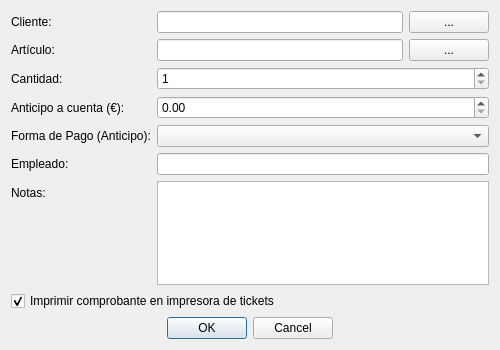
The window that encargosdialog.ui (Ladis72/tienda) describes before a commit, drawn with Qt 5.
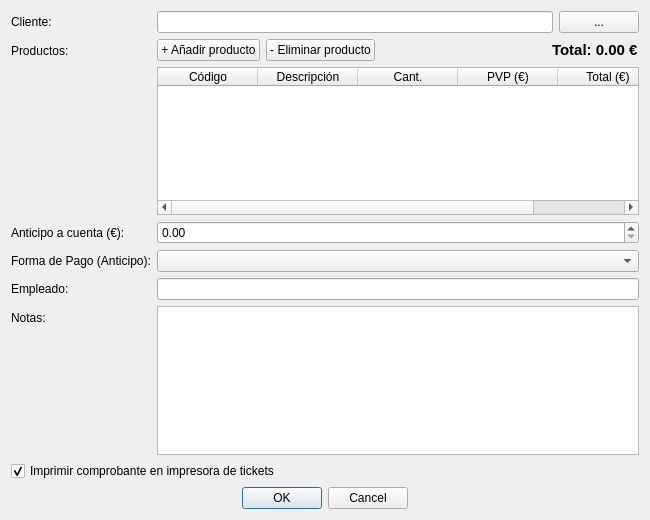
The same window after the commit.

What changed in the file:
```diff
--- a/encargosdialog.ui
+++ b/encargosdialog.ui
@@ -6,8 +6,8 @@
    <rect>
     <x>0</x>
     <y>0</y>
-    <width>500</width>
-    <height>350</height>
+    <width>650</width>
+    <height>520</height>
    </rect>
   </property>
   <property name="windowTitle">
@@ -35,73 +35,104 @@
     </layout>
    </item>
    <item row="1" column="0">
-    <widget class="QLabel" name="labelArticulo">
-     <property name="text"><string>Artículo:</string></property>
+    <widget class="QLabel" name="labelArticulos">
+     <property name="text"><string>Productos:</string></property>
     </widget>
    </item>
    <item row="1" column="1">
-    <layout class="QHBoxLayout" name="horizontalLayout_articulo">
+    <layout class="QVBoxLayout" name="verticalLayout_productos">
      <item>
-      <widget class="QLineEdit" name="lineEditArticulo">
-       <property name="readOnly"><bool>true</bool></property>
-      </widget>
+      <layout class="QHBoxLayout" name="horizontalLayout_acciones">
+       <item>
+        <widget class="QPushButton" name="btnAnadirArticulo">
+         <property name="text"><string>+ Añadir producto</string></property>
+        </widget>
+       </item>
+       <item>
+        <widget class="QPushButton" name="btnEliminarArticulo">
+         <property name="text"><string>- Eliminar producto</string></property>
+        </widget>
+       </item>
+       <item>
+        <spacer name="horizontalSpacer_prod">
+         <property name="orientation"><enum>Qt::Horizontal</enum></property>
+         <property name="sizeHint" stdset="0">
+          <size>
+           <width>40</width>
+           <height>20</height>
+          </size>
+         </property>
+        </spacer>
+       </item>
+       <item>
+        <widget class="QLabel" name="labelTotalEncargo">
+         <property name="styleSheet"><string>font-weight: bold; font-size: 11pt;</string></property>
+         <property name="text"><string>Total: 0.00 €</string></property>
+        </widget>
+       </item>
+      </layout>
      </item>
      <item>
-      <widget class="QPushButton" name="btnBuscarArticulo">
-       <property name="text"><string>...</string></property>
-       <property name="maximumWidth"><number>30</number></property>
+      <widget class="QTableWidget" name="tableWidgetProductos">
+       <property name="minimumHeight"><number>160</number></property>
+       <column>
+        <property name="text"><string>Código</string></property>
+       </column>
+       <column>
+        <property name="text"><string>Descripción</string></property>
+       </column>
+       <column>
+        <property name="text"><string>Cant.</string></property>
+       </column>
+       <column>
+        <property name="text"><string>PVP (€)</string></property>
+       </column>
+       <column>
+        <property name="text"><string>Total (€)</string></property>
+       </column>
       </widget>
      </item>
     </layout>
    </item>
    <item row="2" column="0">
-    <widget class="QLabel" name="labelCantidad">
-     <property name="text"><string>Cantidad:</string></property>
-    </widget>
-   </item>
-   <item row="2" column="1">
-    <widget class="QSpinBox" name="spinBoxCantidad">
-     <property name="minimum"><number>1</number></property>
-     <property name="maximum"><number>9999</number></property>
-    </widget>
-   </item>
-   <item row="3" column="0">
     <widget class="QLabel" name="labelAnticipo">
      <property name="text"><string>Anticipo a cuenta (€):</string></property>
     </widget>
    </item>
-   <item row="3" column="1">
+   <item row="2" column="1">
     <widget class="QDoubleSpinBox" name="doubleSpinBoxAnticipo">
      <property name="maximum"><double>9999.99</double></property>
     </widget>
    </item>
-   <item row="4" column="0">
+   <item row="3" column="0">
     <widget class="QLabel" name="labelFormaPago">
      <property name="text"><string>Forma de Pago (Anticipo):</string></property>
     </widget>
    </item>
-   <item row="4" column="1">
+   <item row="3" column="1">
     <widget class="QComboBox" name="comboBoxFormaPago"/>
    </item>
-   <item row="5" column="0">
+   <item row="4" column="0">
     <widget class="QLabel" name="labelEmpleado">
      <property name="text"><string>Empleado:</string></property>
     </widget>
    </item>
-   <item row="5" column="1">
+   <item row="4" column="1">
     <widget class="QLineEdit" name="lineEditEmpleado">
      <property name="readOnly"><bool>true</bool></property>
     </widget>
    </item>
-   <item row="6" column="0">
+   <item row="5" column="0">
     <widget class="QLabel" name="labelNotas">
      <property name="text"><string>Notas:</string></property>
     </widget>
    </item>
-   <item row="6" column="1">
-    <widget class="QTextEdit" name="textEditNotas"/>
+   <item row="5" column="1">
+    <widget class="QTextEdit" name="textEditNotas">
+     <property name="maximumHeight"><number>60</number></property>
+    </widget>
    </item>
-   <item row="7" column="0" colspan="2">
+   <item row="6" column="0" colspan="2">
     <widget class="QCheckBox" name="checkBoxImprimirTicket">
      <property name="text">
       <string>Imprimir comprobante en impresora de tickets</string>
@@ -111,7 +142,7 @@
      </property>
     </widget>
    </item>
-   <item row="8" column="0" colspan="2">
+   <item row="7" column="0" colspan="2">
     <widget class="QDialogButtonBox" name="buttonBox">
      <property name="standardButtons">
       <set>QDialogButtonBox::Cancel|QDialogButtonBox::Ok</set>
```
